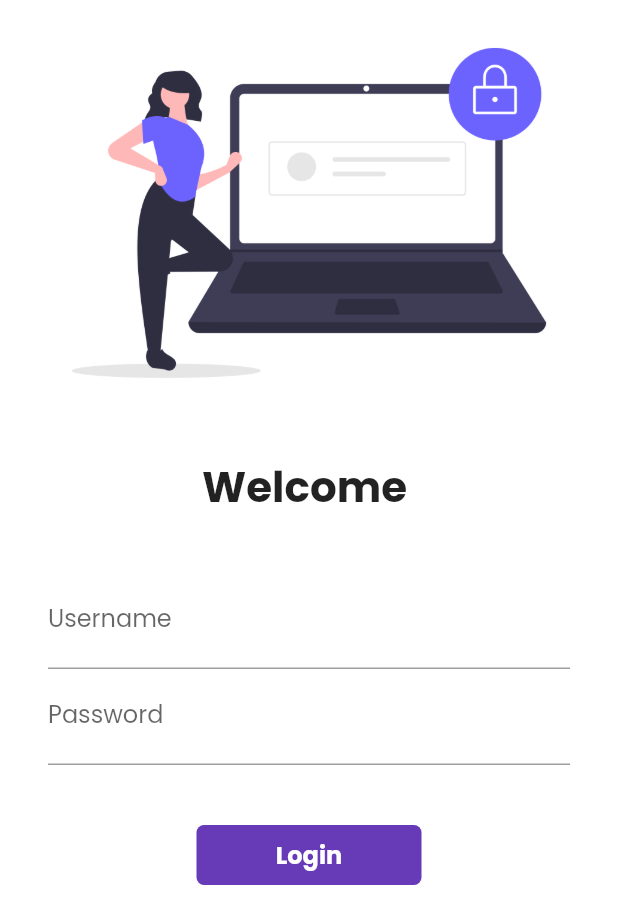
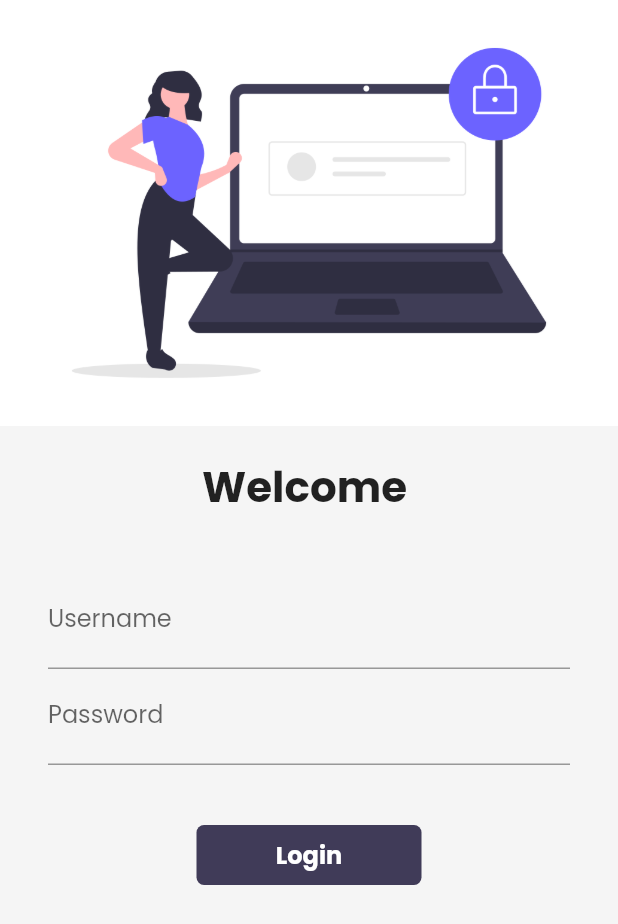
Before and after one commit to tejastn10/30_days_of_flutter, a Flutter app: the LoginScreen screen opened by its route, on a phone screen of 412 x 824 dp. Shown: the top 924 px of the screen. Run offline on Flutter 3.47's test engine with Material 2 defaults, Android fonts, the phone set to English and light mode, and no system bars; our stand-ins replace google_fonts, velocity_x; network calls fail.

Commit message:
🌤️ Day 16

```diff
--- a/lib/main.dart
+++ b/lib/main.dart
@@ -14,7 +14,7 @@ class MyApp extends StatelessWidget {
   @override
   Widget build(BuildContext context) {
     return MaterialApp(
-      themeMode: ThemeMode.light,
+      themeMode: ThemeMode.system,
       theme: AppTheme.lightTheme(context),
       darkTheme: AppTheme.darkTheme(context),
       routes: {
--- a/lib/screens/cart.dart
+++ b/lib/screens/cart.dart
@@ -5,7 +5,7 @@ class Cart extends StatelessWidget {
   @override
   Widget build(BuildContext context) {
     return Scaffold(
-      backgroundColor: AppTheme.cream,
+      backgroundColor: AppTheme.lightbg,
       appBar: AppBar(
         backgroundColor: Colors.transparent,
         title: Text("Cart"),
--- a/lib/screens/home_screen.dart
+++ b/lib/screens/home_screen.dart
@@ -7,7 +7,6 @@ import 'package:flutter_catalog/models/catalog.dart';
 import 'package:flutter_catalog/utils/routes.dart';
 import 'package:flutter_catalog/widgets/home/catalog_header.dart';
 import 'package:flutter_catalog/widgets/home/catalog_list.dart';
-import 'package:flutter_catalog/widgets/themes.dart';
 import 'package:velocity_x/velocity_x.dart';
 
 class HomeScreen extends StatefulWidget {
@@ -39,7 +38,7 @@ class _HomeScreenState extends State<HomeScreen> {
   @override
   Widget build(BuildContext context) {
     return Scaffold(
-      backgroundColor: AppTheme.cream,
+      backgroundColor: context.canvasColor,
       body: SafeArea(
         child: Container(
           padding: Vx.m32,
@@ -57,7 +56,7 @@ class _HomeScreenState extends State<HomeScreen> {
       ),
       floatingActionButton: FloatingActionButton(
         onPressed: () => Navigator.pushNamed(context, Routes.cart),
-        backgroundColor: AppTheme.darkBlue,
+        backgroundColor: context.theme.buttonColor,
         child: Icon(CupertinoIcons.cart),
       ),
     );
--- a/lib/screens/login_screen.dart
+++ b/lib/screens/login_screen.dart
@@ -1,5 +1,6 @@
 import 'package:flutter/material.dart';
 import 'package:flutter_catalog/utils/routes.dart';
+import 'package:velocity_x/velocity_x.dart';
 
 class LoginScreen extends StatefulWidget {
   @override
@@ -26,7 +27,7 @@ class _LoginScreenState extends State<LoginScreen> {
   @override
   Widget build(BuildContext context) {
     return Material(
-      color: Colors.white,
+      color: context.canvasColor,
       child: SingleChildScrollView(
         child: Form(
           key: _formKey,
@@ -94,7 +95,7 @@ class _LoginScreenState extends State<LoginScreen> {
                       height: 40,
                     ),
                     Material(
-                      color: Colors.deepPurple,
+                      color: context.theme.buttonColor,
                       borderRadius: BorderRadius.circular(changeBtn ? 40 : 5),
                       child: InkWell(
                         child: AnimatedContainer(
--- a/lib/widgets/themes.dart
+++ b/lib/widgets/themes.dart
@@ -4,6 +4,10 @@ import 'package:google_fonts/google_fonts.dart';
 class AppTheme {
   static ThemeData lightTheme(BuildContext context) => ThemeData(
         primarySwatch: Colors.deepPurple,
+        cardColor: Colors.white,
+        canvasColor: lightbg,
+        buttonColor: darkcl,
+        accentColor: darkcl,
         fontFamily: GoogleFonts.poppins().fontFamily,
         appBarTheme: AppBarTheme(
             color: Colors.white,
@@ -14,10 +18,25 @@ class AppTheme {
                 .apply(bodyColor: Colors.deepPurple)),
       );
 
-  static ThemeData darkTheme(BuildContext context) =>
-      ThemeData(brightness: Brightness.dark);
+  static ThemeData darkTheme(BuildContext context) => ThemeData(
+        brightness: Brightness.dark,
+        fontFamily: GoogleFonts.poppins().fontFamily,
+        cardColor: Colors.black,
+        canvasColor: darkbg,
+        buttonColor: lightcl,
+        accentColor: lightcl,
+        appBarTheme: AppBarTheme(
+            color: Colors.white,
+            elevation: 0.0,
+            iconTheme: IconThemeData(color: Colors.white),
+            textTheme: Theme.of(context)
+                .textTheme
+                .apply(bodyColor: Colors.deepPurple)),
+      );
 
   // Colors
-  static Color cream = Color(0xfff5f5f5);
-  static Color darkBlue = Color(0xff403b58);
+  static Color lightbg = Color(0xfff5f5f5);
+  static Color darkbg = Color(0xff1b1b3b);
+  static Color darkcl = Color(0xff403b58);
+  static Color lightcl = Color(0xff9575cd);
 }
```
Also changed, not shown: lib/screens/product_detail.dart (+11 -9 lines), lib/widgets/home/catalog_header.dart (+6 -3 lines), lib/widgets/home/catalog_item.dart (+11 -8 lines).
